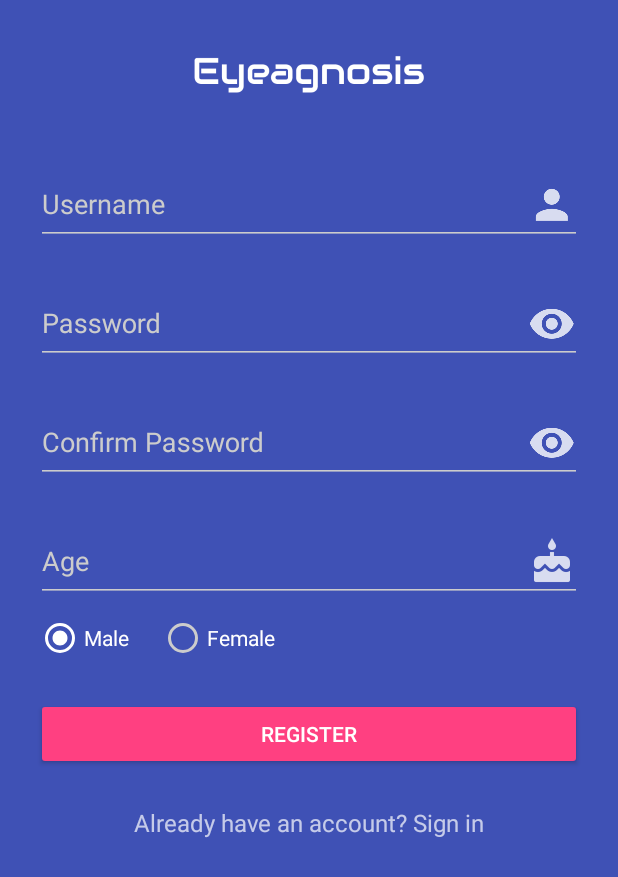
After one commit to thanaboonmu/Eyeagnosis, an Android app: the SignupActivity screen opened directly, with no data from a screen before it, on a phone screen of 412 x 824 dp. The commit adds this screen. Shown: the top 877 px of the screen. Run offline under Robolectric (Android 15) with nearby library versions, the phone set to English and light mode, and no system bars; libraries missing offline, so code that uses them is left out: com.koushikdutta.async, com.koushikdutta.ion; pictures from the network do not load.

Commit message:
add  signup/tracking

```diff
--- a/app/src/main/AndroidManifest.xml
+++ b/app/src/main/AndroidManifest.xml
@@ -40,10 +40,12 @@
                 <category android:name="android.intent.category.LAUNCHER" />
             </intent-filter>
         </activity>
-        <activity android:name=".SigninActivity" android:theme="@style/AppTheme.Dark"/>
+        <activity android:name=".SigninActivity" android:theme="@style/AppTheme.Dark" />
+        <activity android:name=".SignupActivity" android:theme="@style/AppTheme.Dark"/>
         <activity android:name=".MainActivity" />
-        <activity android:name=".CameraActivity"/>
+        <activity android:name=".CameraActivity" />
         <activity android:name=".Result" />
+        <activity android:name=".TrackActivity"/>
     </application>
 
 </manifest>
--- /dev/null
+++ b/app/src/main/java/com/example/sirapat/eyeagnosis/SignupActivity.java
@@ -0,0 +1,234 @@
+package com.example.sirapat.eyeagnosis;
+
+import android.app.ProgressDialog;
+import android.content.Intent;
+import android.os.Bundle;
+import android.support.v7.app.AppCompatActivity;
+import android.util.Base64;
+import android.util.Log;
+import android.view.View;
+import android.widget.Button;
+import android.widget.EditText;
+import android.widget.RadioButton;
+import android.widget.TextView;
+import android.widget.Toast;
+
+import com.google.gson.JsonObject;
+import com.koushikdutta.async.future.FutureCallback;
+import com.koushikdutta.ion.Ion;
+import com.koushikdutta.ion.Response;
+
+import org.json.JSONException;
+import org.json.JSONObject;
+
+public class SignupActivity extends AppCompatActivity {
+
+    private String IP;
+
+    private EditText mUsernameText;
+    private EditText mPasswordText;
+    private EditText mConfirmPasswordText;
+    private EditText mAgeText;
+    private Button mSignupButton;
+    private TextView mSigninLink;
+    private ProgressDialog progressDialog;
+
+    private String gender = "male";
+
+    private int statusCode;
+    private JSONObject signupResponse;
+
+    @Override
+    protected void onCreate(Bundle savedInstanceState) {
+        super.onCreate(savedInstanceState);
+
+        Config config = new Config();
+        IP = config.IP;
+
+        setContentView(R.layout.activity_signup);
+        mUsernameText = (EditText) findViewById(R.id.input_username);
+        mPasswordText = (EditText) findViewById(R.id.input_password);
+        mConfirmPasswordText = (EditText) findViewById(R.id.input_confirm_password);
+        mAgeText = (EditText) findViewById(R.id.input_age);
+        mSignupButton = (Button) findViewById(R.id.btn_signup);
+        mSigninLink = (TextView) findViewById(R.id.link_signin);
+
+        mSignupButton.setOnClickListener(new View.OnClickListener() {
+            @Override
+            public void onClick(View view) {
+                signup();
+            }
+        });
+
+        mSigninLink.setOnClickListener(new View.OnClickListener() {
+            @Override
+            public void onClick(View view) {
+                Intent intent = new Intent(getApplicationContext(), SigninActivity.class);
+                startActivity(intent);
+            }
+        });
+    }
+
+    public void onRadioButtonClicked(View view) {
+        // Is the button now checked?
+        boolean checked = ((RadioButton) view).isChecked();
+
+        // Check which radio button was clicked
+        switch(view.getId()) {
+            case R.id.radio_male:
+                if (checked)
+                    gender = "male";
+                    break;
+            case R.id.radio_female:
+                if (checked)
+                    gender = "female";
+                    break;
+        }
+    }
+
+    private void signup() {
+        if(!validate()) {
+            return;
+        }
+        mSignupButton.setEnabled(false);
+
+        progressDialog = new ProgressDialog(SignupActivity.this);
+        progressDialog.setMessage("Sign up, Registering...");
+        progressDialog.setCancelable(false);
+        progressDialog.show();
+
+        callSignupAPI();
+    }
+
+    public void callSignupAPI() {
+
+        String credentials = mUsernameText.getText().toString() + ":" + mPasswordText.getText().toString();
+
+        JsonObject requestObj = new JsonObject();
+        requestObj.addProperty("age", mAgeText.getText().toString());
+        requestObj.addProperty("gender",gender);
+
+        Ion.with(SignupActivity.this)
+                .load("http://" + IP + ":8080/api/users")
+                .setHeader("Authorization", "Basic " + new String(Base64.encode(credentials.getBytes(),Base64.NO_WRAP)))
+                .setHeader("Content-Type", "application/json")
+                .setJsonObjectBody(requestObj)
+                .asJsonObject()
+                .withResponse()
+                .setCallback(new FutureCallback<Response<JsonObject>>() {
+                    @Override
+                    public void onCompleted(Exception e, Response<JsonObject> result) {
+                        if (result != null) {
+                            statusCode = result.getHeaders().code();
+                            try {
+                                signupResponse = new JSONObject(result.getResult().toString());
+                                if(statusCode == 201) {
+                                    String successMessage = signupResponse.getString("message");
+                                    Toast.makeText(SignupActivity.this, successMessage, Toast.LENGTH_LONG).show();
+                                    onSignupSuccess();
+                                } else {
+                                    String errMessage = signupResponse.getString("message");
+                                    Toast.makeText(SignupActivity.this, errMessage, Toast.LENGTH_LONG).show();
+                                    onSignupFailed();
+                                }
+                            } catch (JSONException err) {
+                                Log.e("", "unexpected JSON exception", err);
+                            }
+                        } else {
+                            Log.e("Sign in error: ", e.toString());
+                            Toast.makeText(SignupActivity.this, "Could not connect to the server", Toast.LENGTH_SHORT).show();
+                        }
+                    }
+                });
+    }
+
+
+    public void onSignupSuccess() {
+        mSignupButton.setEnabled(true);
+        Thread delayProgressThread = new Thread() {
+            @Override
+            public void run() {
+                try {
+                    super.run();
+                    sleep(1500);  // 1.5 seconds of loading
+                } catch (Exception e) {
+                    e.printStackTrace();
+                } finally {
+                    progressDialog.dismiss();
+                    Intent i = new Intent(SignupActivity.this, SigninActivity.class);
+                    startActivity(i);
+                }
+            }
+        };
+        if (progressDialog.isShowing()) {
+            delayProgressThread.start();
+        }
+    }
+
+    public void onSignupFailed() {
+        Toast.makeText(getBaseContext(), "Sign up failed", Toast.LENGTH_LONG).show();
+        mSignupButton.setEnabled(true);
+        if(progressDialog.isShowing()) {
+            progressDialog.dismiss();
+        }
+    }
+
+    private boolean validate() {
+
+        boolean valid = true;
+        String username = mUsernameText.getText().toString();
+        String password = mPasswordText.getText().toString();
+        String confirm_password = mConfirmPasswordText.getText().toString();
+        String age = mAgeText.getText().toString();
+
+        if(username.isEmpty() || username.length() < 4 || username.length() > 10) {
+            mUsernameText.setError("Enter a valid username");
+            valid = false;
+        } else {
+            mUsernameText.setError(null);
+        }
+
+        if(password.isEmpty() || password.length() < 4 || password.length() > 10) {
+            mPasswordText.setError("Password should be between 4 and 10 characters");
+            valid = false;
+        } else {
+            mPasswordText.setError(null);
+        }
+
+        if(confirm_password.isEmpty() || !confirm_password.equals(password)) {
+            mConfirmPasswordText.setError("Confirm password should match password");
+            valid = false;
+        } else {
+            mConfirmPasswordText.setError(null);
+        }
+
+        if(age.isEmpty()) {
+            mAgeText.setError("Enter a valid age");
+            valid = false;
+        } else {
+            try {
+                int age_int = Integer.parseInt(age);
+                if(age_int <= 0 || age_int > 100) {
+                    mAgeText.setError("Age should be between 1-100");
+                    valid = false;
+                } else {
+                    mAgeText.setError(null);
+                }
+            } catch (NumberFormatException e) {
+                mAgeText.setError("Please enter a valide age");
+                Log.e("Error", "can not parse age to int");
+                valid = false;
+            }
+        }
+
+        if(gender.isEmpty()) {
+            Log.e("Error", "no gender found");
+            valid = false;
+        } else if(!gender.equals("male") && !gender.equals("female")) {
+            Log.e("Error", "Gender is either male or female");
+            valid = false;
+        }
+
+        return valid;
+    }
+}
--- /dev/null
+++ b/app/src/main/res/layout/activity_signup.xml
@@ -0,0 +1,127 @@
+<?xml version="1.0" encoding="utf-8"?>
+<ScrollView xmlns:android="http://schemas.android.com/apk/res/android"
+    android:layout_width="match_parent"
+    android:layout_height="match_parent"
+    android:fitsSystemWindows="true">
+
+    <LinearLayout
+        android:orientation="vertical"
+        android:layout_width="match_parent"
+        android:layout_height="wrap_content"
+        android:paddingTop="0dp"
+        android:paddingLeft="24dp"
+        android:paddingRight="24dp"
+        android:focusable="true"
+        android:focusableInTouchMode="true"
+        android:weightSum="1">
+
+        <ImageView android:src="@drawable/signin_logo"
+            android:layout_width="wrap_content"
+            android:layout_height="100dp"
+            android:layout_marginBottom="0dp"
+            android:layout_gravity="center_horizontal"/>
+
+        <android.support.design.widget.TextInputLayout
+            android:layout_width="match_parent"
+            android:layout_height="wrap_content"
+            android:layout_marginTop="0dp"
+            android:layout_marginBottom="8dp">
+            <EditText
+                android:id="@+id/input_username"
+                android:layout_width="match_parent"
+                android:layout_height="wrap_content"
+                android:inputType="text"
+                android:drawableRight="@drawable/ic_username"
+                android:hint="Username"/>
+        </android.support.design.widget.TextInputLayout>
+
+        <android.support.design.widget.TextInputLayout
+            android:layout_width="match_parent"
+            android:layout_height="wrap_content"
+            android:layout_marginTop="8dp"
+            android:layout_marginBottom="8dp">
+            <EditText
+                android:id="@+id/input_password"
+                android:layout_width="match_parent"
+                android:layout_height="wrap_content"
+                android:inputType="textPassword"
+                android:drawableRight="@drawable/ic_password"
+                android:hint="Password"/>
+        </android.support.design.widget.TextInputLayout>
+
+        <android.support.design.widget.TextInputLayout
+            android:layout_width="match_parent"
+            android:layout_height="wrap_content"
+            android:layout_marginTop="8dp"
+            android:layout_marginBottom="8dp">
+            <EditText
+                android:id="@+id/input_confirm_password"
+                android:layout_width="match_parent"
+                android:layout_height="wrap_content"
+                android:inputType="textPassword"
+                android:drawableRight="@drawable/ic_password"
+                android:hint="Confirm Password"/>
+        </android.support.design.widget.TextInputLayout>
+
+        <android.support.design.widget.TextInputLayout
+            android:layout_width="match_parent"
+            android:layout_height="wrap_content"
+            android:layout_marginTop="8dp"
+            android:layout_marginBottom="8dp">
+            <EditText
+                android:id="@+id/input_age"
+                android:layout_width="match_parent"
+                android:layout_height="wrap_content"
+                android:inputType="number"
+                android:drawableRight="@drawable/ic_age"
+                android:hint="Age"/>
+        </android.support.design.widget.TextInputLayout>
+
+        <RadioGroup
+            android:id="@+id/radioGroup_gender"
+            android:layout_width="match_parent"
+            android:layout_height="wrap_content"
+            android:orientation="horizontal">
+
+            <RadioButton
+                android:id="@+id/radio_male"
+                android:layout_width="wrap_content"
+                android:layout_height="wrap_content"
+                android:checked="true"
+                android:text="Male"
+                android:onClick="onRadioButtonClicked"/>/>
+
+            <RadioButton
+                android:id="@+id/radio_female"
+                android:layout_width="wrap_content"
+                android:layout_height="wrap_content"
+                android:layout_marginLeft="20dp"
+                android:text="Female"
+                android:onClick="onRadioButtonClicked"/>/>
+        </RadioGroup>
+
+        <android.support.v7.widget.AppCompatButton
+            android:id="@+id/btn_signup"
+            android:layout_width="match_parent"
+            android:layout_height="wrap_content"
+            android:layout_marginTop="24dp"
+            android:layout_marginBottom="24dp"
+            android:padding="12dp"
+            android:text="REGISTER">
+        </android.support.v7.widget.AppCompatButton>
+
+        <TextView
+            android:id="@+id/link_signin"
+            android:layout_width="match_parent"
+            android:layout_height="wrap_content"
+            android:layout_marginBottom="24dp"
+            android:gravity="center"
+            android:textStyle=""
+            android:textSize="16dp"
+            android:text="Already have an account? Sign in"
+            android:clickable="true"/>
+
+
+    </LinearLayout>
+
+</ScrollView>
--- a/app/src/main/res/values/strings.xml
+++ b/app/src/main/res/values/strings.xml
@@ -20,4 +20,5 @@
     <string name="permission_rationale">"Contacts permissions are needed for providing email
         completions."
     </string>
+    <string name="title_activity_signup">SignupActivity</string>
 </resources>
```
Also changed, not shown: app/src/main/java/com/example/sirapat/eyeagnosis/TrackActivity.java (added, +195 -0 lines), app/src/main/res/layout/activity_signin.xml (+13 -1 lines), app/src/main/res/layout/activity_track.xml (added, +21 -0 lines), app/src/main/res/menu/navigation.xml (+8 -3 lines), app/src/main/res/values/styles.xml (+11 -2 lines), app/src/main/res/drawable-hdpi/ic_age.png (added), app/src/main/res/drawable-hdpi/ic_track.png (added), app/src/main/res/drawable-mdpi/ic_age.png (added), app/src/main/res/drawable-mdpi/ic_track.png (added), app/src/main/res/drawable-xhdpi/ic_age.png (added), app/src/main/res/drawable-xhdpi/ic_track.png (added), app/src/main/res/drawable-xxhdpi/ic_age.png (added), app/src/main/res/drawable-xxhdpi/ic_track.png (added).
